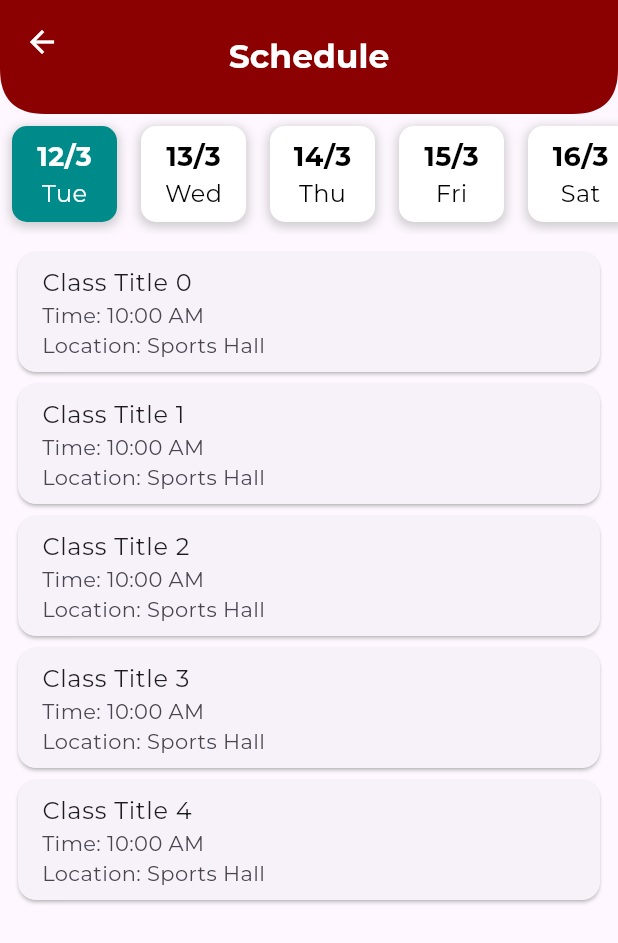
After one commit to Mahmood-Sharif/Academity_App, a Flutter app: the SchedulePage screen opened directly, on a phone screen of 412 x 824 dp. The commit adds this screen. Shown: the top 943 px of the screen. Run offline on Flutter 3.47's test engine with Material 3 defaults, Android fonts, the phone set to English and light mode, and no system bars; our stand-ins replace flutter_riverpod, flutter_secure_storage, google_fonts, shared_preferences; accounts and stored records are empty; network calls fail; project files that could hold a hidden picture were left out.

Commit message:
UI for all screens

```diff
--- a/academity_app/lib/models/academy.dart
+++ b/academity_app/lib/models/academy.dart
@@ -4,9 +4,9 @@ class Academy {
   final int academyId;
   final String location;
   final String name;
-  final int phone;
+  final String phone;
   final String description;
-  final String imageUrl;
+  String imageUrl;
   final List<Classes> classes; // Add a list of Class objects
 
   Academy({
--- a/academity_app/lib/services/auth_services.dart
+++ b/academity_app/lib/services/auth_services.dart
@@ -1,4 +1,5 @@
 import 'dart:convert';
+import 'package:academity_app/.env.dart';
 import 'package:academity_app/services/academity_api.dart';
 import 'package:flutter_secure_storage/flutter_secure_storage.dart';
 import 'package:http/http.dart' as http;
@@ -13,7 +14,7 @@ class AuthServices {
     // here we are not using AcademityApi.get because we don't have a token
     // and /api/login does not need one
     final response = await http
-        .post(Uri.http(AcademityApi.academityHost, '/api/login'), body: {
+        .post(Uri.http(Env.academityHost, '/api/login'), body: {
       'email': email,
       'password': password,
     });
--- a/academity_app/lib/services/class_services.dart
+++ b/academity_app/lib/services/class_services.dart
@@ -4,7 +4,7 @@ import 'package:academity_app/services/academity_api.dart';
 import 'package:academity_app/models/class.dart'; // Adjust path
 
 class ClassServices {
-  Future<List<Class>> fetchClasses(int academyId) async {
+  Future<List<Classes>> fetchClasses(int academyId) async {
     final response = await AcademityApi.get('academy/$academyId/classes');
 
     if (response.statusCode == 200) {
@@ -31,8 +31,7 @@ class ClassServices {
   }
 
   Future<Classes> fetchClassDetails(int classId) async {
-    final url = Uri.parse('$baseUrl/class/prices/$classId');
-    final response = await http.get(url);
+    final response = await AcademityApi.get('class/prices/$classId');
     if (response.statusCode == 200) {
       return Classes.fromJson(jsonDecode(response.body));
     } else {
--- a/academity_app/lib/services/sports_services.dart
+++ b/academity_app/lib/services/sports_services.dart
@@ -1,11 +1,11 @@
 import 'dart:convert';
+import 'package:academity_app/.env.dart';
 import 'package:academity_app/models/sport.dart';
 import 'package:academity_app/services/academity_api.dart';
 
 class SportsService {
-  final String baseUrl = '${AcademityApi.academityUrl}/api';
   // Consider extracting the host part if you're going to use it for image URL construction
-  final String baseImageUrl = AcademityApi.academityUrl;
+  final String baseImageUrl = Env.academityUrl;
 
   Future<List<Sport>> fetchSports() async {
     final response = await AcademityApi.get('sport');
--- /dev/null
+++ b/academity_app/lib/views/My Academy/my_academy_screen.dart
@@ -0,0 +1,12 @@
+import 'package:academity_app/views/widgets/app_bar.dart';
+import 'package:flutter/material.dart';
+
+class AcademyPage extends StatelessWidget {
+  const AcademyPage({super.key});
+
+  @override
+  Widget build(BuildContext context) {
+    return const Scaffold(
+      appBar: CustomAppBar(title: 'My Academy'),);
+  }
+}
--- /dev/null
+++ b/academity_app/lib/views/Profile/profile_screen.dart
@@ -0,0 +1,45 @@
+// lib/views/profile/profile_page.dart
+import 'package:academity_app/views/Profile/widgets/section_card.dart';
+import 'package:flutter/material.dart';
+import 'package:academity_app/views/widgets/app_bar.dart';
+
+class ProfilePage extends StatelessWidget {
+  const ProfilePage({super.key});
+
+  @override
+  Widget build(BuildContext context) {
+    return Scaffold(
+      appBar: const CustomAppBar(title: 'Profile'),
+      body: Padding(
+        padding: const EdgeInsets.all(15.0),
+        child: ListView(
+          children: const <Widget>[
+            SectionCard(
+              title: 'Account',
+              items: [
+                {'title': 'Profile', 'icon': Icons.person},
+                {'title': 'Players', 'icon': Icons.group},
+                {'title': 'Privacy and Security', 'icon': Icons.lock},
+              ],
+            ),
+            SectionCard(
+              title: 'Support & About',
+              items: [
+                {'title': 'My Subscriptions', 'icon': Icons.subscriptions},
+                {'title': 'Terms and Policies', 'icon': Icons.policy},
+                {'title': 'Help & Support', 'icon': Icons.help_outline},
+              ],
+            ),
+            SectionCard(
+              title: 'Actions',
+              items: [
+                {'title': 'Report A Problem', 'icon': Icons.report_problem},
+                {'title': 'Logout', 'icon': Icons.logout},
+              ],
+            ),
+          ],
+        ),
+      ),
+    );
+  }
+}
--- /dev/null
+++ b/academity_app/lib/views/Schedule/schedule_screen.dart
@@ -0,0 +1,122 @@
+import 'package:academity_app/views/widgets/app_bar.dart';
+import 'package:flutter/material.dart';
+
+class SchedulePage extends StatefulWidget {
+  const SchedulePage({Key? key}) : super(key: key);
+
+  @override
+  State<SchedulePage> createState() => _SchedulePageState();
+}
+
+class _SchedulePageState extends State<SchedulePage> {
+  DateTime _selectedDay = DateTime.now();
+
+  @override
+  Widget build(BuildContext context) {
+    return Scaffold(
+      appBar: const CustomAppBar(title: 'Schedule'),
+      body: Column(
+        children: [
+          // Height containing the ListView.builder for dates
+          SizedBox(
+            height: 80, // Adjust for thinner appearance
+            child: ListView.builder(
+              scrollDirection: Axis.horizontal,
+              itemCount: 15, // Display next 5 days
+              itemBuilder: (context, index) {
+                final date = DateTime.now().add(Duration(days: index));
+                final isSelected = _selectedDay.year == date.year &&
+                    _selectedDay.month == date.month &&
+                    _selectedDay.day == date.day;
+
+                return GestureDetector(
+                  onTap: () {
+                    setState(() {
+                      _selectedDay = date;
+                    });
+                  },
+                  child: Container(
+                    margin: const EdgeInsets.all(8),
+                    decoration: BoxDecoration(
+                      color: isSelected
+                          ? const Color(0xFF008B8B)
+                          : Colors.white, // Highlight selected date
+                      borderRadius: BorderRadius.circular(10),
+                      boxShadow: [
+                        BoxShadow(
+                          color: Colors.grey.withOpacity(0.5),
+                          spreadRadius: 1,
+                          blurRadius: 5,
+                          offset:
+                              const Offset(0, 2), // Changes position of shadow
+                        ),
+                      ],
+                    ),
+                    width: 70, // Adjust width for a "thinner" card
+                    alignment: Alignment.center,
+                    child: Column(
+                      mainAxisSize: MainAxisSize.min,
+                      children: [
+                        Text(
+                          '${date.day}/${date.month}', // Date
+                          style: TextStyle(
+                              fontSize: 18,
+                              fontWeight: FontWeight.bold,
+                              color: isSelected ? Colors.white : Colors.black),
+                        ),
+                        Text(
+                          _getDayOfWeek(date.weekday), // Day of the week
+                          style: TextStyle(
+                              fontSize: 16,
+                              color: isSelected ? Colors.white : Colors.black),
+                        ),
+                      ],
+                    ),
+                  ),
+                );
+              },
+            ),
+          ),
+          // Expanded widget to handle the list without causing overflow
+          Expanded(
+            child: ListView.builder(
+              padding: const EdgeInsets.all(8),
+              itemCount: 5, // Example item count, adjust as necessary
+              itemBuilder: (context, index) {
+                // Replace this with your actual data and widget
+                return Card(
+                  child: ListTile(
+                    title: Text('Class Title $index'),
+                    subtitle:
+                        const Text('Time: 10:00 AM\nLocation: Sports Hall'),
+                  ),
+                );
+              },
+            ),
+          ),
+        ],
+      ),
+    );
+  }
+
+  String _getDayOfWeek(int weekday) {
+    switch (weekday) {
+      case 1:
+        return 'Mon';
+      case 2:
+        return 'Tue';
+      case 3:
+        return 'Wed';
+      case 4:
+        return 'Thu';
+      case 5:
+        return 'Fri';
+      case 6:
+        return 'Sat';
+      case 7:
+        return 'Sun';
+      default:
+        return '';
+    }
+  }
+}
--- a/academity_app/lib/views/home/widgets/class/class_details.dart
+++ b/academity_app/lib/views/home/widgets/class/class_details.dart
@@ -1,8 +1,7 @@
 import 'package:flutter/material.dart';
 import 'package:flutter_riverpod/flutter_riverpod.dart';
-import 'package:intl/intl.dart';
-// Make sure this path is correct
-import 'package:academity_app/providers/class_provider.dart'; // Ensure this is correctly imported
+import 'package:academity_app/providers/class_provider.dart';
+import 'package:intl/intl.dart'; // Ensure this is correctly imported
 
 void showClassDetails(BuildContext context, int classId, WidgetRef ref) {
   showModalBottomSheet(
--- a/academity_app/pubspec.yaml
+++ b/academity_app/pubspec.yaml
@@ -40,6 +40,9 @@ dependencies:
   flutter_riverpod: ^2.4.10
   shared_preferences: ^2.2.2
   flutter_secure_storage: ^9.0.0
+  google_fonts: 6.1.0
+  intl: ^0.19.0
+  table_calendar: ^3.1.0
 
 
 dev_dependencies:
```
Also changed, not shown: academity_app/lib/main.dart (+64 -22 lines), academity_app/lib/views/Profile/widgets/section_card.dart (added, +38 -0 lines), academity_app/lib/views/home/browse_sports_screen.dart (+15 -45 lines), academity_app/lib/views/widgets/nav_bar.dart (+17 -17 lines), academity_app/lib/views/home/widgets/sport/features_sports.dart (deleted), academity_app/pubspec.lock, 1 other file.
